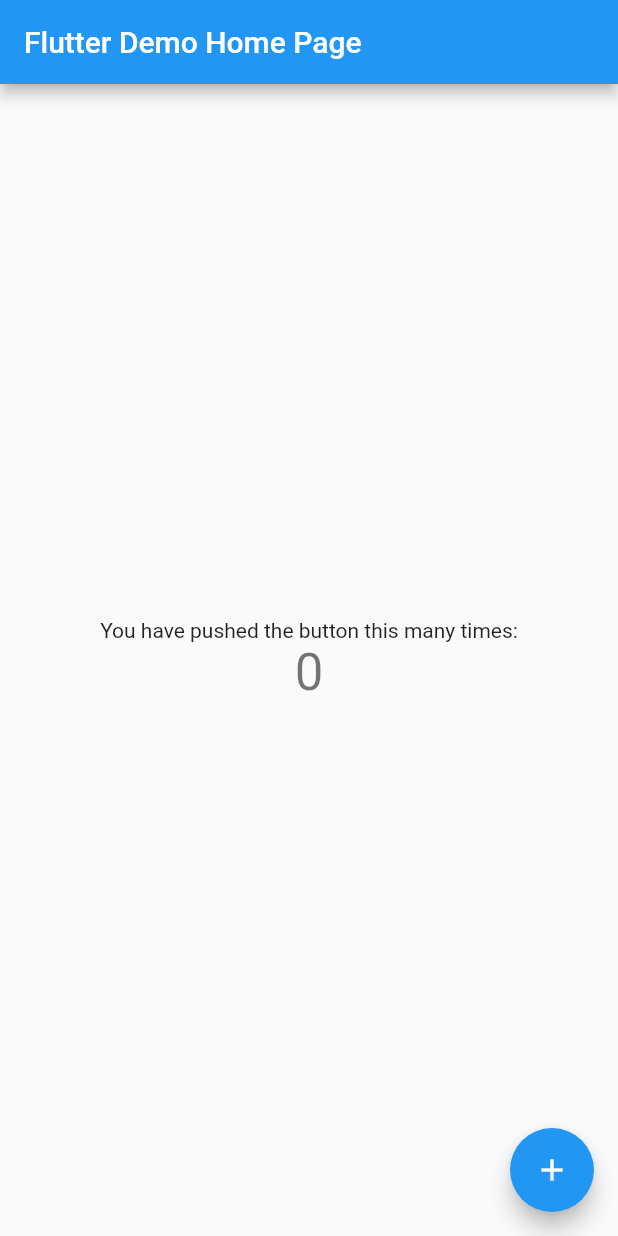
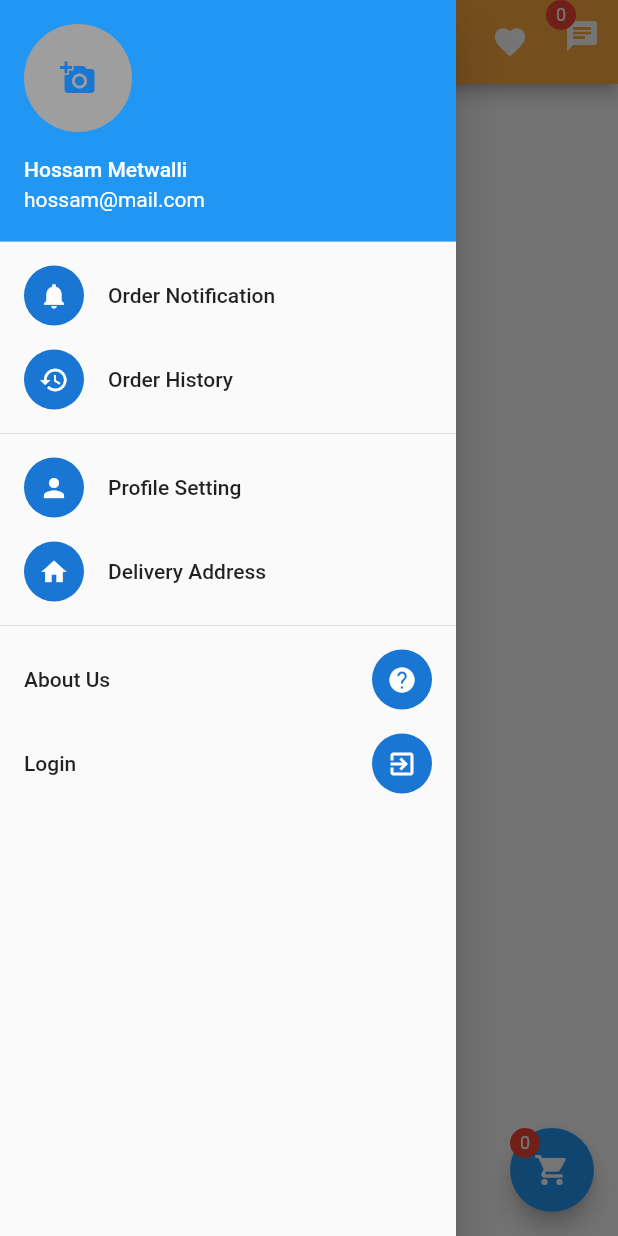
Before and after one commit to Hossammetwalli/ecommerce_fruits, a Flutter app: the screen it shows after launch, with the side drawer open (before the commit the screen has no drawer), on a phone screen of 412 x 824 dp. Run offline on Flutter 3.47's test engine with Material 2 defaults, Android fonts, the phone set to English and light mode, and no system bars.

Commit message:
Simple home page grocery eCommerce app using Flutter

```diff
--- a/lib/main.dart
+++ b/lib/main.dart
@@ -1,3 +1,4 @@
+import 'package:ecommercefruits/userScreens/myHomePage.dart';
 import 'package:flutter/material.dart';
 
 void main() {
@@ -9,99 +10,14 @@ class MyApp extends StatelessWidget {
   @override
   Widget build(BuildContext context) {
     return MaterialApp(
-      title: 'Flutter Demo',
+      title: 'Flutter eCommerce',
       theme: ThemeData(
 
         primarySwatch: Colors.blue,
 
         visualDensity: VisualDensity.adaptivePlatformDensity,
       ),
-      home: MyHomePage(title: 'Flutter Demo Home Page'),
+      home: MyHomePage(),
     );
   }
 }
-
-class MyHomePage extends StatefulWidget {
-  MyHomePage({Key key, this.title}) : super(key: key);
-
-  // This widget is the home page of your application. It is stateful, meaning
-  // that it has a State object (defined below) that contains fields that affect
-  // how it looks.
-
-  // This class is the configuration for the state. It holds the values (in this
-  // case the title) provided by the parent (in this case the App widget) and
-  // used by the build method of the State. Fields in a Widget subclass are
-  // always marked "final".
-
-  final String title;
-
-  @override
-  _MyHomePageState createState() => _MyHomePageState();
-}
-
-class _MyHomePageState extends State<MyHomePage> {
-  int _counter = 0;
-
-  void _incrementCounter() {
-    setState(() {
-      // This call to setState tells the Flutter framework that something has
-      // changed in this State, which causes it to rerun the build method below
-      // so that the display can reflect the updated values. If we changed
-      // _counter without calling setState(), then the build method would not be
-      // called again, and so nothing would appear to happen.
-      _counter++;
-    });
-  }
-
-  @override
-  Widget build(BuildContext context) {
-    // This method is rerun every time setState is called, for instance as done
-    // by the _incrementCounter method above.
-    //
-    // The Flutter framework has been optimized to make rerunning build methods
-    // fast, so that you can just rebuild anything that needs updating rather
-    // than having to individually change instances of widgets.
-    return Scaffold(
-      appBar: AppBar(
-        // Here we take the value from the MyHomePage object that was created by
-        // the App.build method, and use it to set our appbar title.
-        title: Text(widget.title),
-      ),
-      body: Center(
-        // Center is a layout widget. It takes a single child and positions it
-        // in the middle of the parent.
-        child: Column(
-          // Column is also a layout widget. It takes a list of children and
-          // arranges them vertically. By default, it sizes itself to fit its
-          // children horizontally, and tries to be as tall as its parent.
-          //
-          // Invoke "debug painting" (press "p" in the console, choose the
-          // "Toggle Debug Paint" action from the Flutter Inspector in Android
-          // Studio, or the "Toggle Debug Paint" command in Visual Studio Code)
-          // to see the wireframe for each widget.
-          //
-          // Column has various properties to control how it sizes itself and
-          // how it positions its children. Here we use mainAxisAlignment to
-          // center the children vertically; the main axis here is the vertical
-          // axis because Columns are vertical (the cross axis would be
-          // horizontal).
-          mainAxisAlignment: MainAxisAlignment.center,
-          children: <Widget>[
-            Text(
-              'You have pushed the button this many times:',
-            ),
-            Text(
-              '$_counter',
-              style: Theme.of(context).textTheme.headline4,
-            ),
-          ],
-        ),
-      ),
-      floatingActionButton: FloatingActionButton(
-        onPressed: _incrementCounter,
-        tooltip: 'Increment',
-        child: Icon(Icons.add),
-      ), // This trailing comma makes auto-formatting nicer for build methods.
-    );
-  }
-}
--- /dev/null
+++ b/lib/userScreens/myHomePage.dart
@@ -0,0 +1,301 @@
+import 'package:ecommercefruits/tools/store.dart';
+import 'package:ecommercefruits/userScreens/aboutus.dart';
+import 'package:ecommercefruits/userScreens/cart.dart';
+import 'package:ecommercefruits/userScreens/delivery.dart';
+import 'package:ecommercefruits/userScreens/favorites.dart';
+import 'package:ecommercefruits/userScreens/history.dart';
+import 'package:ecommercefruits/userScreens/login.dart';
+import 'package:ecommercefruits/userScreens/messages.dart';
+import 'package:ecommercefruits/userScreens/notification.dart';
+import 'package:ecommercefruits/userScreens/profile.dart';
+import 'package:flutter/cupertino.dart';
+import 'package:flutter/material.dart';
+
+class MyHomePage extends StatefulWidget {
+  @override
+  _MyHomePageState createState() => _MyHomePageState();
+}
+
+class _MyHomePageState extends State<MyHomePage> {
+  BuildContext context;
+
+  @override
+  Widget build(BuildContext context) {
+    this.context = context;
+
+    return new Scaffold(
+      appBar: new AppBar(
+        title: new Text("eCommerce"),
+        backgroundColor: Colors.orangeAccent,
+        centerTitle: true,
+        actions: <Widget>[
+          new IconButton(
+              icon: new Icon(
+                Icons.favorite,
+                color: Colors.white,
+              ),
+              onPressed: () {
+                Navigator.of(context).push(
+                    new CupertinoPageRoute(builder: (BuildContext context) {
+                  return new EcommerceFavorites();
+                }));
+              }),
+          new Stack(
+            children: <Widget>[
+              new IconButton(
+                  icon: new Icon(
+                    Icons.chat,
+                    color: Colors.white,
+                  ),
+                  onPressed: () {
+                    Navigator.of(context).push(
+                        new CupertinoPageRoute(builder: (BuildContext context) {
+                      return new EcommerceMessages();
+                    }));
+                  }),
+              new CircleAvatar(
+                radius: 10.0,
+                backgroundColor: Colors.red,
+                child: new Text(
+                  "0",
+                  style: new TextStyle(color: Colors.white, fontSize: 12.0),
+                ),
+              ),
+            ],
+          ),
+        ],
+      ),
+      body: new Center(
+        child: new Column(
+          children: <Widget>[
+            new Flexible(
+                child: new GridView.builder(
+              gridDelegate: new SliverGridDelegateWithFixedCrossAxisCount(
+                  crossAxisCount: 2),
+              itemCount: storeItems.length,
+              itemBuilder: (BuildContext context, int index) {
+                return new Card(
+                  child: Stack(
+                    alignment: FractionalOffset.topLeft,
+                    children: <Widget>[
+                      new Stack(
+                        alignment: FractionalOffset.bottomCenter,
+                        children: <Widget>[
+                          new Container(
+                            decoration: new BoxDecoration(
+                              image: new DecorationImage(
+                                fit: BoxFit.cover,
+                                image: new NetworkImage(
+                                    storeItems[index].itemImage),
+                              ),
+                            ),
+                          ),
+                          new Container(
+                            height: 35.0,
+                            color: Colors.orangeAccent,
+                            child: Padding(
+                              padding: const EdgeInsets.all(8.0),
+                              child: new Row(
+                                mainAxisAlignment:
+                                    MainAxisAlignment.spaceBetween,
+                                children: <Widget>[
+                                  new Text(
+                                    storeItems[index].itemName,
+                                    style: new TextStyle(
+                                      fontWeight: FontWeight.w700,
+                                      fontSize: 18.0,
+                                      color: Colors.white,
+                                    ),
+                                  ),
+                                  new Text(
+                                    "SAR ${storeItems[index].itemPrice}",
+                                    style: new TextStyle(
+                                        color: Colors.red[900],
+                                        fontWeight: FontWeight.w900),
+                                  ),
+                                ],
+                              ),
+                            ),
+                          ),
+                        ],
+                      ),
+                      Row(
+                        mainAxisAlignment: MainAxisAlignment.spaceBetween,
+                        children: <Widget>[
+                          new Container(
+                            height: 30.0,
+                            width: 60.0,
+                            decoration: new BoxDecoration(
+                              color: Colors.black,
+                              borderRadius: new BorderRadius.only(
+                                topRight: new Radius.circular(5.0),
+                                bottomRight: new Radius.circular(5.0),
+                              ),
+                            ),
+                            child: new Row(
+                              mainAxisAlignment: MainAxisAlignment.spaceEvenly,
+                              children: <Widget>[
+                                new Icon(
+                                  Icons.star,
+                                  color: Colors.blue,
+                                  size: 20.0,
+                                ),
+                                new Text(
+                                  "${storeItems[index].itemRating}",
+                                  style: new TextStyle(color: Colors.white),
+                                )
+                              ],
+                            ),
+                          ),
+                          new IconButton(
+                              icon: Icon(
+                                Icons.favorite_border,
+                                color: Colors.blue,
+                              ),
+                              onPressed: () {}),
+                        ],
+                      ),
+                    ],
+                  ),
+                );
+              },
+            )),
+          ],
+        ),
+      ),
+      floatingActionButton: new Stack(
+        alignment: Alignment.topLeft,
+        children: <Widget>[
+          new FloatingActionButton(
+            onPressed: () {
+              Navigator.of(context)
+                  .push(new CupertinoPageRoute(builder: (BuildContext context) {
+                return new EcommerceCart();
+              }));
+            },
+            child: new Icon(Icons.shopping_cart),
+          ),
+          new CircleAvatar(
+              radius: 10.0,
+              backgroundColor: Colors.red,
+              child: new Text(
+                "0",
+                style: new TextStyle(color: Colors.white, fontSize: 12.0),
+              ))
+        ],
+      ),
+      drawer: new Drawer(
+        child: new Column(
+          children: <Widget>[
+            new UserAccountsDrawerHeader(
+              accountName: new Text("Hossam Metwalli"),
+              accountEmail: new Text("hossam@mail.com"),
+              currentAccountPicture: new CircleAvatar(
+                backgroundColor: Colors.grey,
+                child: new Icon(Icons.add_a_photo),
+              ),
+            ),
+            new ListTile(
+              leading: new CircleAvatar(
+                child: new Icon(
+                  Icons.notifications,
+                  color: Colors.white,
+                  size: 20.0,
+                ),
+              ),
+              title: new Text("Order Notification"),
+              onTap: () {
+                Navigator.of(context).push(
+                    new CupertinoPageRoute(builder: (BuildContext context) {
+                  return new EcommerceNotification();
+                }));
+              },
+            ),
+            new ListTile(
+              leading: new CircleAvatar(
+                child: new Icon(
+                  Icons.history,
+                  color: Colors.white,
+                  size: 20.0,
+                ),
+              ),
+              title: new Text("Order History"),
+              onTap: () {
+                Navigator.of(context).push(
+                    new CupertinoPageRoute(builder: (BuildContext context) {
+                  return new EcommerceHistory();
+                }));
+              },
+            ),
+            new Divider(),
+            new ListTile(
+              leading: new CircleAvatar(
+                child: new Icon(
+                  Icons.person,
+                  color: Colors.white,
+                  size: 20.0,
+                ),
+              ),
+              title: new Text("Profile Setting"),
+              onTap: () {
+                Navigator.of(context).push(
+                    new CupertinoPageRoute(builder: (BuildContext context) {
+                  return new EcommerceProfile();
+                }));
+              },
+            ),
+            new ListTile(
+              leading: new CircleAvatar(
+                child: new Icon(
+                  Icons.home,
+                  color: Colors.white,
+                  size: 20.0,
+                ),
+              ),
+              title: new Text("Delivery Address"),
+              onTap: () {
+                Navigator.of(context).push(
+                    new CupertinoPageRoute(builder: (BuildContext context) {
+                  return new EcommerceDelivery();
+                }));
+              },
+            ),
+            new Divider(),
+            new ListTile(
+              trailing: new CircleAvatar(
+                child: new Icon(
+                  Icons.help,
+                  color: Colors.white,
+                  size: 20.0,
+                ),
+              ),
+              title: new Text("About Us"),
+              onTap: () {
+                Navigator.of(context).push(
+                    new CupertinoPageRoute(builder: (BuildContext context) {
+                  return new EcommerceAboutUs();
+                }));
+              },
+            ),
+            new ListTile(
+              trailing: new CircleAvatar(
+                child: new Icon(
+                  Icons.exit_to_app,
+                  color: Colors.white,
+                  size: 20.0,
+                ),
+              ),
+              title: new Text("Login"),
+              onTap: () {
+                Navigator.of(context).push(
+                    new CupertinoPageRoute(builder: (BuildContext context) {
+                  return new EcommerceLogin();
+                }));
+              },
+            )
+          ],
+        ),
+      ),
+    );
+  }
+}
```
Also changed, not shown: pubspec.yaml (+6 -2 lines).
